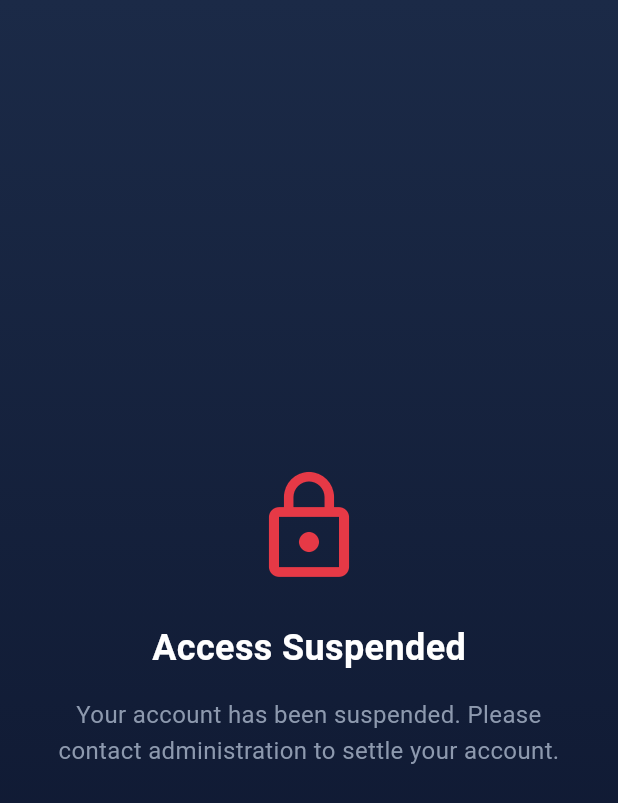
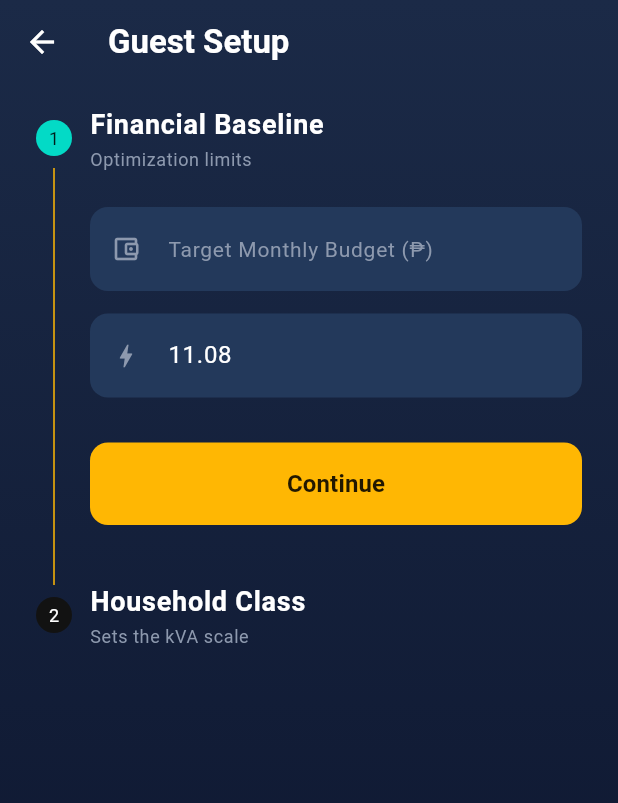
Before and after one commit to itsyxngshin/kislap_app, a Flutter app: the screen it shows after launch, after a tap on "Continue as Guest", on a phone screen of 412 x 824 dp. Shown: the top 803 px of the screen. Run offline on Flutter 3.47's test engine with Material 3 defaults, Android fonts, the phone set to English and light mode, and no system bars; our stand-ins replace fl_chart, flutter_riverpod, share_plus, sqflite, sqflite_common_ffi, sqflite_common_ffi_web and 1 more; missing offline and left inert: excel; accounts and stored records are empty.

Commit message:
fix: add input fields for monthly budget for optimization

```diff
--- /dev/null
+++ b/lib/screens/auth/guest_setup_screen.dart
@@ -0,0 +1,228 @@
+import 'package:flutter/material.dart';
+import '../../theme/app_colors.dart';
+import '../../widgets/custom_text_field.dart';
+import '../../services/database_helper.dart';
+import '../dashboard/dashboard_shell.dart';
+
+class GuestSetupScreen extends StatefulWidget {
+  const GuestSetupScreen({super.key});
+
+  @override
+  State<GuestSetupScreen> createState() => _GuestSetupScreenState();
+}
+
+class _GuestSetupScreenState extends State<GuestSetupScreen> {
+  int _currentStep = 0;
+  bool _isLoading = false;
+
+  final TextEditingController _budgetController = TextEditingController();
+  final TextEditingController _tariffController = TextEditingController(text: '11.08');
+  String _householdSize = 'Small';
+
+  @override
+  void dispose() {
+    _budgetController.dispose();
+    _tariffController.dispose();
+    super.dispose();
+  }
+
+  bool _validateCurrentStep() {
+    if (_currentStep == 0) {
+      final budget = double.tryParse(_budgetController.text) ?? 0.0;
+      if (budget <= 0) {
+        ScaffoldMessenger.of(context).showSnackBar(
+          const SnackBar(content: Text('Please enter a valid monthly budget limit.'), backgroundColor: AppColors.adminRed),
+        );
+        return false;
+      }
+    }
+    return true;
+  }
+
+  Future<void> _submitGuestSetup() async {
+    setState(() => _isLoading = true);
+
+    final budget = double.tryParse(_budgetController.text) ?? 0.0;
+    final tariff = double.tryParse(_tariffController.text) ?? 11.08;
+
+    try {
+      // Save directly to the local SQLite engine for offline use
+      final db = await DatabaseHelper.instance.database;
+      await db.update(
+        'user_settings',
+        {
+          'monthly_budget': budget,
+          'tariff_rate': tariff,
+          'household_size': _householdSize,
+        },
+        where: 'id = ?',
+        whereArgs: [1],
+      );
+
+      // Navigate straight to the dashboard
+      if (mounted) {
+        Navigator.pushAndRemoveUntil(
+          context,
+          MaterialPageRoute(builder: (_) => const DashboardShell()),
+          (route) => false,
+        );
+      }
+    } catch (e) {
+      if (mounted) {
+        ScaffoldMessenger.of(context).showSnackBar(
+          SnackBar(content: Text('Error saving setup: $e'), backgroundColor: AppColors.adminRed),
+        );
+      }
+    } finally {
+      if (mounted) setState(() => _isLoading = false);
+    }
+  }
+
+  @override
+  Widget build(BuildContext context) {
+    return Container(
+      decoration: AppColors.globalGradient,
+      child: Scaffold(
+        backgroundColor: Colors.transparent,
+        appBar: AppBar(
+          backgroundColor: Colors.transparent,
+          elevation: 0,
+          leading: IconButton(
+            icon: const Icon(Icons.arrow_back, color: Colors.white),
+            onPressed: () => Navigator.pop(context),
+          ),
+          title: const Text('Guest Setup', style: TextStyle(color: Colors.white, fontWeight: FontWeight.bold)),
+        ),
+        body: Theme(
+          data: Theme.of(context).copyWith(
+            canvasColor: Colors.transparent,
+            colorScheme: const ColorScheme.dark(primary: AppColors.appYellow, onSurface: Colors.white),
+          ),
+          child: Stepper(
+            type: StepperType.vertical,
+            currentStep: _currentStep,
+            elevation: 0,
+            onStepContinue: () {
+              if (_validateCurrentStep()) {
+                if (_currentStep < 1) {
+                  setState(() => _currentStep += 1);
+                } else {
+                  _submitGuestSetup();
+                }
+              }
+            },
+            onStepCancel: () {
+              if (_currentStep > 0) {
+                setState(() => _currentStep -= 1);
+              } else {
+                Navigator.pop(context);
+              }
+            },
+            controlsBuilder: (context, details) {
+              final isLastStep = _currentStep == 1;
+              return Padding(
+                padding: const EdgeInsets.only(top: 30.0),
+                child: Row(
+                  children: [
+                    Expanded(
+                      child: FilledButton(
+                        onPressed: _isLoading ? null : details.onStepContinue,
+                        style: FilledButton.styleFrom(
+                          backgroundColor: isLastStep ? Colors.orange.shade700 : AppColors.appYellow,
+                          foregroundColor: isLastStep ? Colors.white : Colors.black87,
+                          padding: const EdgeInsets.symmetric(vertical: 16),
+                          shape: RoundedRectangleBorder(borderRadius: BorderRadius.circular(12)),
+                        ),
+                        child: _isLoading
+                            ? const SizedBox(width: 20, height: 20, child: CircularProgressIndicator(color: Colors.white, strokeWidth: 2))
+                            : Text(isLastStep ? 'Enter Dashboard' : 'Continue', style: const TextStyle(fontSize: 16, fontWeight: FontWeight.bold)),
+                      ),
+                    ),
+                    if (_currentStep > 0) ...[
+                      const SizedBox(width: 12),
+                      TextButton(
+                        onPressed: _isLoading ? null : details.onStepCancel,
+                        child: const Text('Back', style: TextStyle(color: AppColors.textHintColor)),
+                      ),
+                    ]
+                  ],
+                ),
+              );
+            },
+            steps: [
+              Step(
+                title: const Text('Financial Baseline', style: TextStyle(fontSize: 18, fontWeight: FontWeight.bold)),
+                subtitle: const Text('Optimization limits', style: TextStyle(color: AppColors.textHintColor)),
+                isActive: _currentStep >= 0,
+                state: _currentStep > 0 ? StepState.complete : StepState.indexed,
+                content: Column(
+                  children: [
+                    const SizedBox(height: 10),
+                    CustomTextField(
+                      controller: _budgetController,
+                      hint: 'Target Monthly Budget (₱)',
+                      icon: Icons.account_balance_wallet_outlined,
+                      keyboardType: const TextInputType.numberWithOptions(decimal: true),
+                    ),
+                    const SizedBox(height: 15),
+                    CustomTextField(
+                      controller: _tariffController,
+                      hint: 'Local Tariff Rate (₱/kWh)',
+                      icon: Icons.bolt,
+                      keyboardType: const TextInputType.numberWithOptions(decimal: true),
+                    ),
+                  ],
+                ),
+              ),
+              Step(
+                title: const Text('Household Class', style: TextStyle(fontSize: 18, fontWeight: FontWeight.bold)),
+                subtitle: const Text('Sets the kVA scale', style: TextStyle(color: AppColors.textHintColor)),
+                isActive: _currentStep >= 1,
+                content: Column(
+                  children: [
+                    const SizedBox(height: 10),
+                    Container(
+                      padding: const EdgeInsets.all(8),
+                      decoration: BoxDecoration(color: AppColors.inputBackground, borderRadius: BorderRadius.circular(16)),
+                      child: Column(
+                        children: [
+                          _buildRadioOption('Small (0 - 5 kVA)'),
+                          _buildRadioOption('Medium (6 - 15 kVA)'),
+                          _buildRadioOption('Large (16 - 25 kVA)'),
+                        ],
+                      ),
+                    ),
+                  ],
+                ),
+              ),
+            ],
+          ),
+        ),
+      ),
+    );
+  }
+
+  Widget _buildRadioOption(String title) {
+    String value = title.split(' ').first;
+    bool isSelected = _householdSize == value;
+
+    return GestureDetector(
+      onTap: () => setState(() => _householdSize = value),
+      behavior: HitTestBehavior.opaque,
+      child: Container(
+        padding: const EdgeInsets.symmetric(horizontal: 16, vertical: 14),
+        decoration: BoxDecoration(
+          color: isSelected ? Colors.white.withValues(alpha: 0.05) : Colors.transparent,
+          borderRadius: BorderRadius.circular(12)
+        ),
+        child: Row(
+          mainAxisAlignment: MainAxisAlignment.spaceBetween,
+          children: [
+            Text(title, style: TextStyle(color: isSelected ? Colors.white : Colors.white70, fontSize: 14, fontWeight: isSelected ? FontWeight.bold : FontWeight.normal)),
+            Icon(isSelected ? Icons.radio_button_checked : Icons.radio_button_unchecked, color: isSelected ? Colors.greenAccent : Colors.white54, size: 20),
+          ],
+        ),
+      ),
+    );
+  }
+}
--- a/lib/screens/auth/onboarding_screen.dart
+++ b/lib/screens/auth/onboarding_screen.dart
@@ -2,8 +2,8 @@
 import '../../theme/app_colors.dart';
 import '../../theme/app_theme.dart';
 import 'sign_up_screen.dart';
-import '../dashboard/dashboard_shell.dart';
 import 'sign_in_screen.dart';
+import 'guest_setup_screen.dart'; // <-- Imports the new guest setup flow
 
 class OnboardingScreen extends StatelessWidget {
   const OnboardingScreen({super.key});
@@ -131,9 +131,10 @@
                 Center(
                   child: TextButton(
                     onPressed: () {
-                      Navigator.pushReplacement(
+                      // Routes directly to the new Guest Setup Stepper
+                      Navigator.push(
                         context,
-                        MaterialPageRoute(builder: (_) => const DashboardShell()),
+                        MaterialPageRoute(builder: (_) => const GuestSetupScreen()),
                       );
                     },
                     child: Text(
--- a/lib/widgets/custom_text_field.dart
+++ b/lib/widgets/custom_text_field.dart
@@ -6,6 +6,7 @@
   final IconData icon;
   final bool isPassword;
   final TextEditingController? controller; // <-- Added this
+  final TextInputType? keyboardType;
 
   const CustomTextField({
     super.key,
@@ -13,6 +14,7 @@
     required this.icon,
     this.isPassword = false,
     this.controller, // <-- Added this
+    this.keyboardType,
   });
 
   @override
@@ -20,6 +22,7 @@
     return TextField(
       controller: controller, // <-- Added this
       obscureText: isPassword,
+      keyboardType: keyboardType,
       style: const TextStyle(color: Colors.white),
       decoration: InputDecoration(
         hintText: hint,
```
